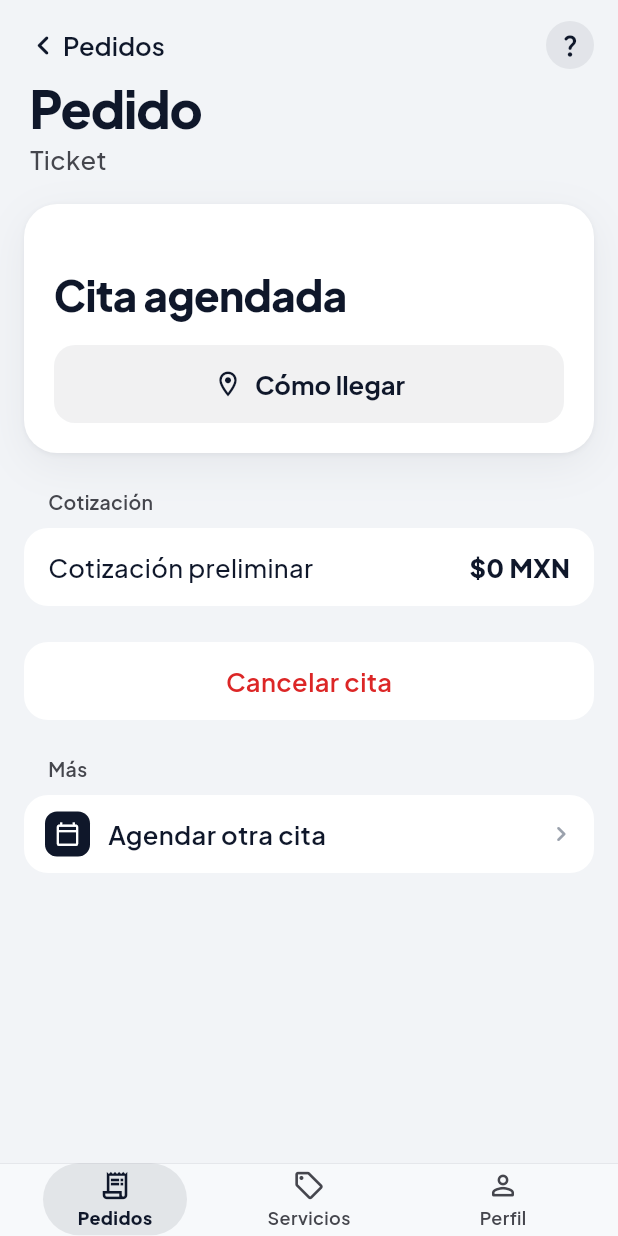
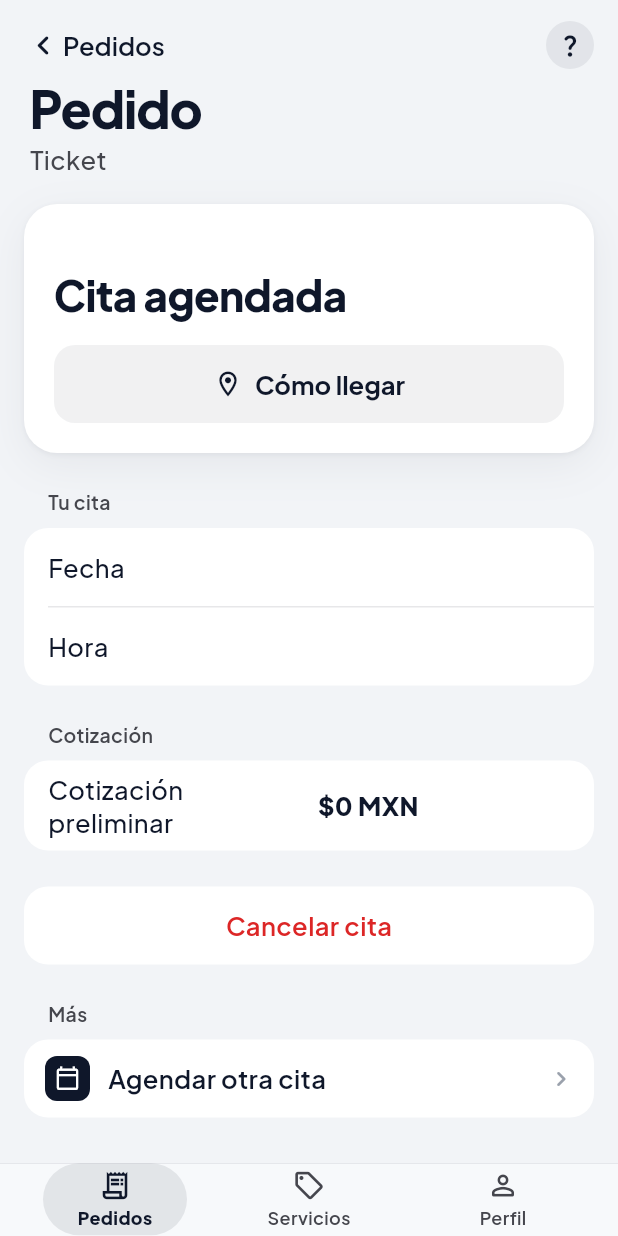
Before and after one commit to carrapido/CALM_mobile, a Flutter app: the OrderDetailScreen widget shown alone on an empty page, opened directly with empty values, on a phone screen of 412 x 824 dp. Run offline on Flutter 3.47's test engine with Material 3 defaults, Android fonts, the phone set to English and light mode, and no system bars; our stand-ins replace google_fonts, supabase_flutter; accounts and stored records are empty.

Commit message:
feat(pedido): show the appointment's day and time and the order's delivery day
The order detail gains a 'Tu cita' section with Fecha and Hora for appointments and an 'Entrega' section with Fecha for orders. Detail rows wrap long values instead of overflowing a narrow phone.

```diff
--- a/lib/models/order.dart
+++ b/lib/models/order.dart
@@ -23,6 +23,8 @@ class Order {
     required this.amountMxn,
     this.appointmentOn,
     this.deliveredOn,
+    this.scheduledDay,
+    this.scheduledTime,
     this.isCancellable = true,
   });
 
@@ -34,6 +36,12 @@ class Order {
   /// Day and time of the appointment, worded as "jueves 5 a las 11:00".
   final String? appointmentOn;
   final String? deliveredOn;
+
+  /// The appointment's day, or an order's delivery day, worded as "viernes 28 de noviembre".
+  final String? scheduledDay;
+
+  /// The appointment's time, "15:30"; an order is delivered on a day, with no time.
+  final String? scheduledTime;
 
   /// An appointment can be cancelled until 24 hours before it.
   final bool isCancellable;
@@ -95,6 +103,7 @@ class _ListedOrder {
       status: status,
       amountMxn: row['final_price_mxn'] as int,
       deliveredOn: status == OrderStatus.delivered ? dayAndMonth(deliveryDate) : null,
+      scheduledDay: '${weekdayName(deliveryDate)} ${dayAndMonth(deliveryDate)}',
     );
     return _ListedOrder(order, deliveryDate);
   }
@@ -107,6 +116,8 @@ class _ListedOrder {
       status: OrderStatus.appointment,
       amountMxn: row['preliminary_total_mxn'] as int,
       appointmentOn: '${weekdayName(start)} ${start.day} a las ${clockTime(start)}',
+      scheduledDay: '${weekdayName(start)} ${dayAndMonth(start)}',
+      scheduledTime: clockTime(start),
       isCancellable: start.difference(now) > const Duration(hours: 24),
     );
     return _ListedOrder(order, start);
--- a/lib/screens/order_detail_screen.dart
+++ b/lib/screens/order_detail_screen.dart
@@ -53,10 +53,15 @@ class _OrderDetailScreenState extends State<OrderDetailScreen> {
           progress: _order.isAppointment ? null : _order.status,
           actions: _actions(),
         ),
+        ..._schedule(),
         SectionHeader(_order.isAppointment ? 'Cotización' : 'Pago'),
-        _AmountRow(
+        InsetGroup(
+          children: [
+            _DetailRow(
               label: _order.isAppointment ? 'Cotización preliminar' : 'Total, se paga en el taller',
-          amount: _order.formattedAmount,
+              value: _order.formattedAmount,
+            ),
+          ],
         ),
         ..._cancellation(),
         const SectionHeader('Más'),
@@ -71,6 +76,21 @@ class _OrderDetailScreenState extends State<OrderDetailScreen> {
         ),
       ],
     );
+  }
+
+  // When she is expected: the appointment's day and time, or the order's delivery day.
+  List<Widget> _schedule() {
+    final day = _order.scheduledDay;
+    if (day == null) return const [];
+    return [
+      SectionHeader(_order.isAppointment ? 'Tu cita' : 'Entrega'),
+      InsetGroup(
+        children: [
+          _DetailRow(label: 'Fecha', value: day),
+          if (_order.scheduledTime case final time?) _DetailRow(label: 'Hora', value: time),
+        ],
+      ),
+    ];
   }
 
   String _headline() {
@@ -289,31 +309,35 @@ class _Step extends StatelessWidget {
   }
 }
 
-class _AmountRow extends StatelessWidget {
-  const _AmountRow({required this.label, required this.amount});
+class _DetailRow extends StatelessWidget {
+  const _DetailRow({required this.label, required this.value});
 
   final String label;
-  final String amount;
+  final String value;
 
   @override
   Widget build(BuildContext context) {
-    return InsetGroup(
-      children: [
-        ConstrainedBox(
+    return ConstrainedBox(
       constraints: const BoxConstraints(minHeight: 52),
       child: Padding(
-            padding: const EdgeInsets.symmetric(horizontal: 16),
+        padding: const EdgeInsets.symmetric(horizontal: 16, vertical: 8),
         child: Row(
+          spacing: 12,
           children: [
             Expanded(
               child: Text(label, style: AppText.body.copyWith(fontWeight: FontWeight.w500)),
             ),
-                Text(amount, style: AppText.body.copyWith(fontWeight: FontWeight.w800)),
+            // A long day wraps instead of pushing the row off a narrow phone.
+            Flexible(
+              child: Text(
+                value,
+                textAlign: TextAlign.end,
+                style: AppText.body.copyWith(fontWeight: FontWeight.w800),
+              ),
+            ),
           ],
         ),
       ),
-        ),
-      ],
     );
   }
 }
--- a/lib/widgets/schedule_sheet.dart
+++ b/lib/widgets/schedule_sheet.dart
@@ -409,6 +409,8 @@ class _ScheduleSheetState extends State<ScheduleSheet> {
       status: OrderStatus.appointment,
       amountMxn: widget.selection.totalMxn,
       appointmentOn: '${_agenda.weekdayAndDay(_day)} a las $_time',
+      scheduledDay: '${_agenda.weekdayAndDay(_day)} de ${_agenda.monthLongName}',
+      scheduledTime: _time,
     );
     Navigator.of(context)
       ..pop()
```
Also changed, not shown: 3 other files. Lines whose indentation alone changed are shown as unchanged.
